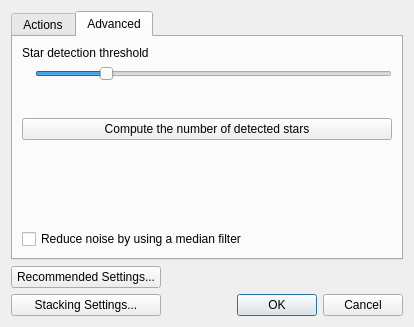
This is DeepSkyStacker/ui/RegisterSettings.ui in deepskystacker/DSS as Qt 5 draws it before an edit. The edited form follows.
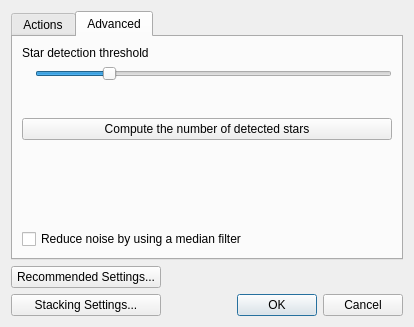
This is the edited form. The open tabs and pages were chosen to show the change.

Commit message: Lower the minimum detection threshold for registering from 2 to 1 %.

Patch:
```diff
--- a/DeepSkyStacker/ui/RegisterSettings.ui
+++ b/DeepSkyStacker/ui/RegisterSettings.ui
@@ -235,7 +235,7 @@
          <item>
           <widget class="QSlider" name="luminanceThreshold">
            <property name="minimum">
-            <number>2</number>
+            <number>1</number>
            </property>
            <property name="maximum">
             <number>98</number>
```
